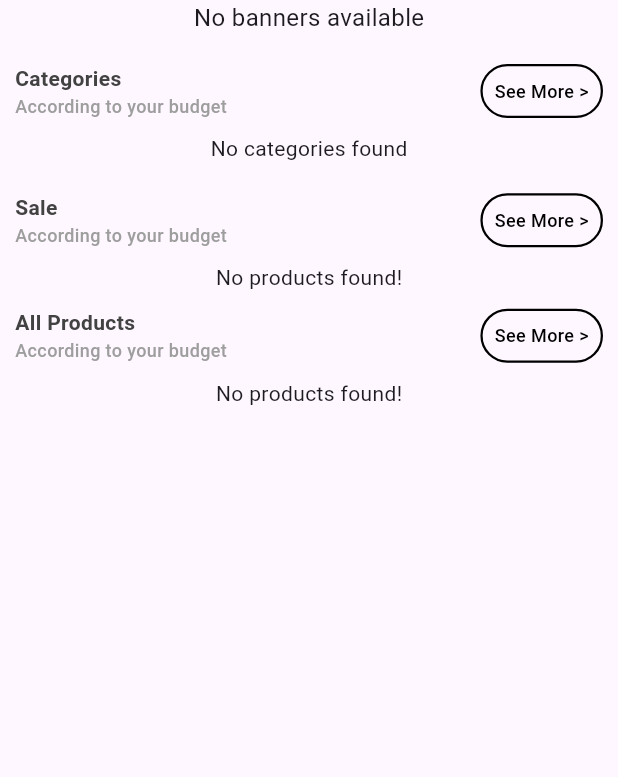
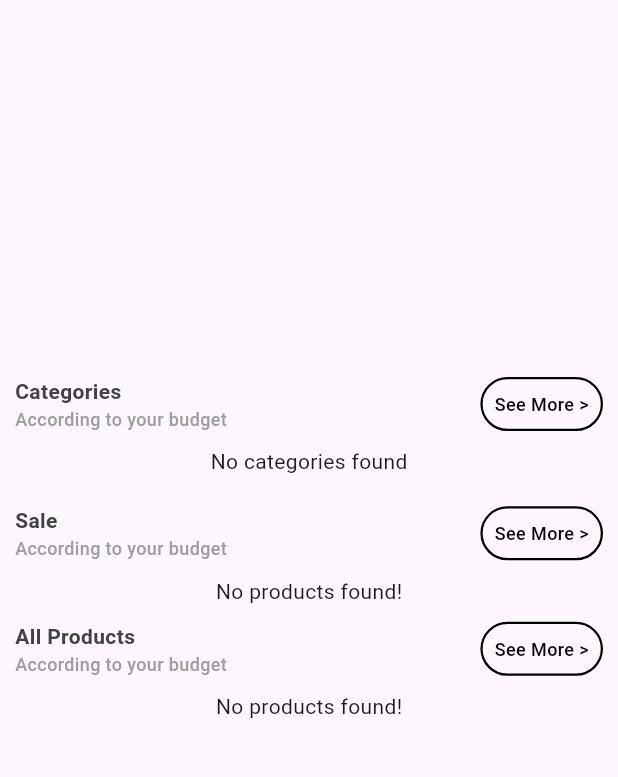
Before and after one commit to Shulav2002/E-comm-App, a Flutter app: the MainScreen screen opened directly, on a phone screen of 412 x 824 dp, the part 84-861 px from its top. Run offline on Flutter 3.47's test engine with Material 3 defaults, Android fonts, the light colour scheme and no system bars; drawn by our look-alikes of carousel_slider; our stand-ins replace cached_network_image, cloud_firestore, firebase_auth, firebase_core, firebase_messaging, flutter_easyloading and 6 more; missing offline and left inert: dart:ffi, image_card; accounts and stored records are empty.

```diff
--- a/lib/Widgets/banner-widget.dart
+++ b/lib/Widgets/banner-widget.dart
@@ -1,9 +1,7 @@
 // ignore_for_file: prefer_const_constructors
 
 import 'package:cached_network_image/cached_network_image.dart';
-import 'package:carousel_slider/carousel_controller.dart' as slider;
 import 'package:carousel_slider/carousel_slider.dart';
-import 'package:carousel_slider/carousel_options.dart';
 
 import 'package:flutter/cupertino.dart';
 import 'package:flutter/material.dart';
@@ -14,40 +12,32 @@ class BannerWidget extends StatefulWidget {
   const BannerWidget({super.key});
 
   @override
-  _BannerWidgetState createState() => _BannerWidgetState();
+  State<BannerWidget> createState() => _BannerWidgetState();
 }
 
 class _BannerWidgetState extends State<BannerWidget> {
-  final slider.CarouselController _controller = slider.CarouselController();
+  final CarouselController carouselController = CarouselController();
   final bannerController _bannerController = Get.put(bannerController());
-
   @override
   Widget build(BuildContext context) {
     return Container(
       child: Obx(() {
-        if (_bannerController.bannerUrls.isEmpty) {
-          return Center(
-            child: Text("No banners available", style: TextStyle(fontSize: 16)),
-          );
-        }
-
         return CarouselSlider(
           items: _bannerController.bannerUrls
               .map(
-                (imageUrl) => ClipRRect(
+                (imageUrls) => ClipRRect(
                   borderRadius: BorderRadius.zero,
                   child: CachedNetworkImage(
-                    imageUrl: imageUrl,
+                    imageUrl: imageUrls,
                     fit: BoxFit.cover,
-                    width: Get.width,
+                    width: Get.width - 1,
                     placeholder: (context, url) => ColoredBox(
                       color: Colors.black,
                       child: Center(
                         child: CupertinoActivityIndicator(),
                       ),
                     ),
-                    errorWidget: (context, url, error) =>
-                        Icon(Icons.error, color: Colors.red),
+                    errorWidget: (context, url, error) => Icon(Icons.error),
                   ),
                 ),
               )
@@ -55,10 +45,10 @@ class _BannerWidgetState extends State<BannerWidget> {
           options: CarouselOptions(
             scrollDirection: Axis.horizontal,
             autoPlay: true,
-            aspectRatio: 16 / 9, // Adjust to match the image aspect ratio
+            aspectRatio:
+                16 / 9, // Adjust this to match the aspect ratio of your images
             viewportFraction: 1,
           ),
-          carouselController: _controller,
         );
       }),
     );
--- a/pubspec.yaml
+++ b/pubspec.yaml
@@ -45,7 +45,7 @@ dependencies:
   flutter_easyloading: ^3.0.5
   firebase_messaging: ^14.7.2
   hexcolor: ^3.0.1
-  carousel_slider: ^4.2.1
+  carousel_slider: ^5.0.0
   cached_network_image: ^3.3.0
   image_card: ^0.0.4
   flutter_swipe_action_cell: ^3.1.3
```
Also changed, not shown: pubspec.lock.
